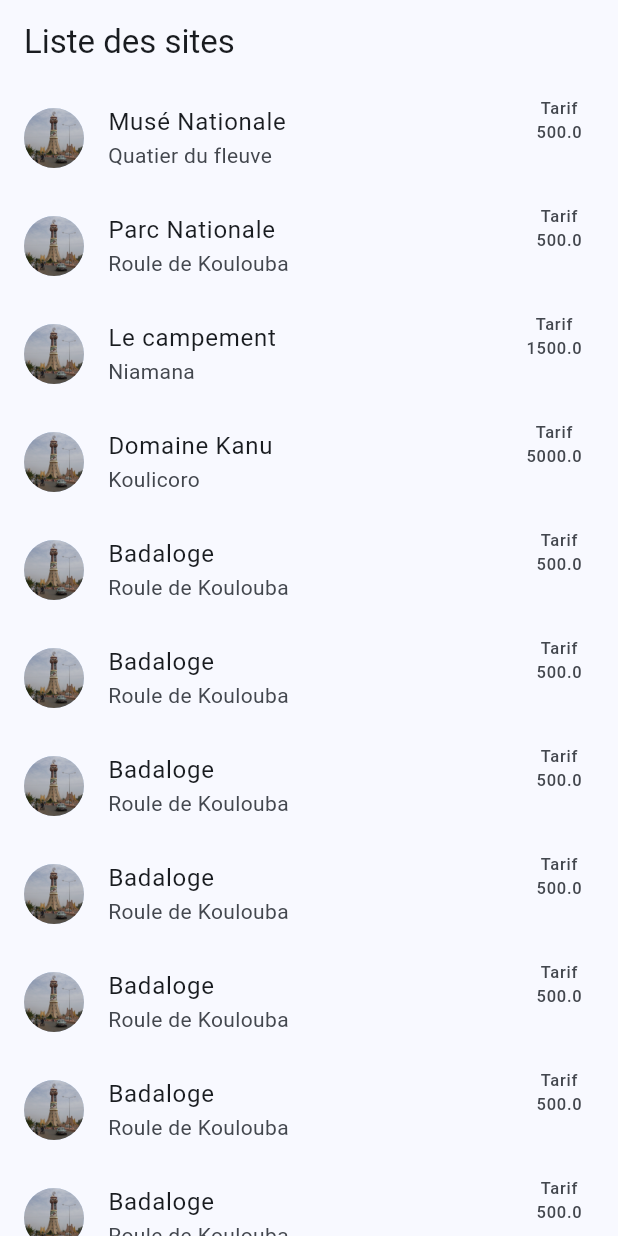
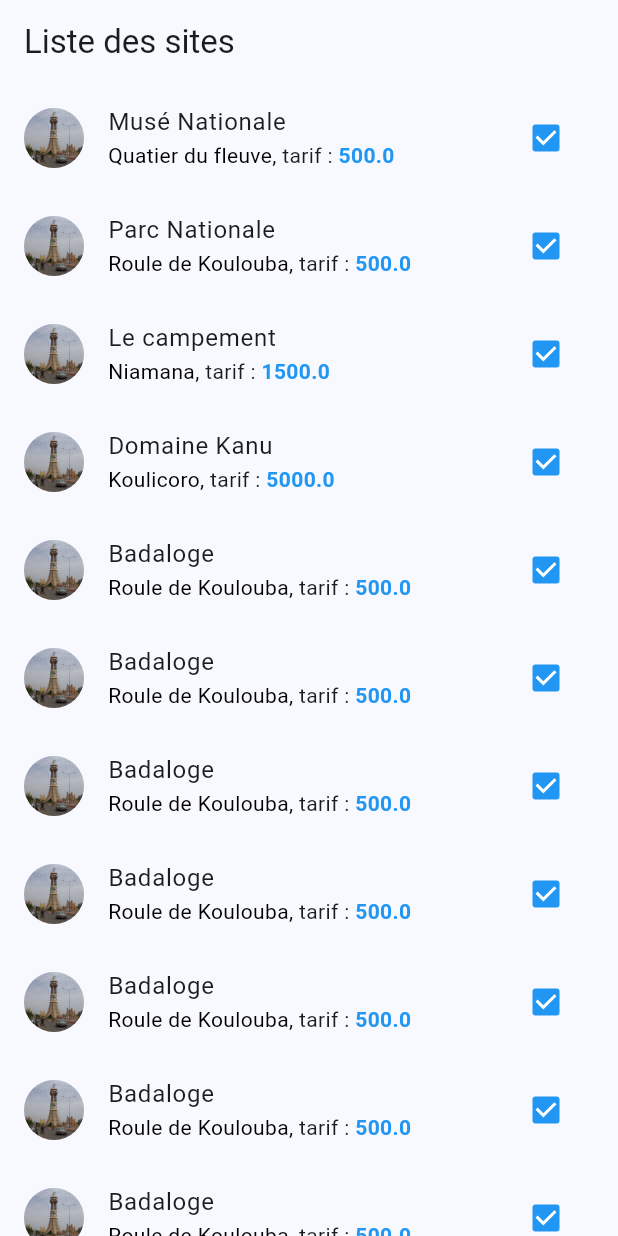
Before and after one commit to lifpro/malitours, a Flutter app: the screen it shows after launch, on a phone screen of 412 x 824 dp. Run offline on Flutter 3.47's test engine with Material 3 defaults, Android fonts, the phone set to English and light mode, and no system bars.

Commit message:
Checkbox

```diff
--- a/lib/view/site/widgets/site_card.dart
+++ b/lib/view/site/widgets/site_card.dart
@@ -18,12 +18,30 @@ class SiteCard extends StatelessWidget {
         ),
       ),
       title: Text(site.nom),
-      subtitle: Text(site.adresse),
-      trailing: Column(
+      subtitle: Row(
         children: [
-          const Text('Tarif'),
-          Text(site.tarif.toString()),
+          RichText(
+              text: TextSpan(
+                  style: DefaultTextStyle.of(context).style,
+                  children: <TextSpan>[
+                TextSpan(
+                    text: site.adresse,
+                    style: const TextStyle(color: Colors.black)),
+                const TextSpan(
+                    text: ',', style: TextStyle(color: Colors.black)),
+                const TextSpan(text: ' tarif : '),
+                TextSpan(
+                    text: site.tarif.toString(),
+                    style: const TextStyle(
+                        fontWeight: FontWeight.bold, color: Colors.blue)),
+              ])),
         ],
+      ),
+      trailing: Checkbox(
+        value: true,
+        onChanged: (e) => {},
+        activeColor: Colors.blue,
+        checkColor: Colors.white,
       ),
     );
   }
```
